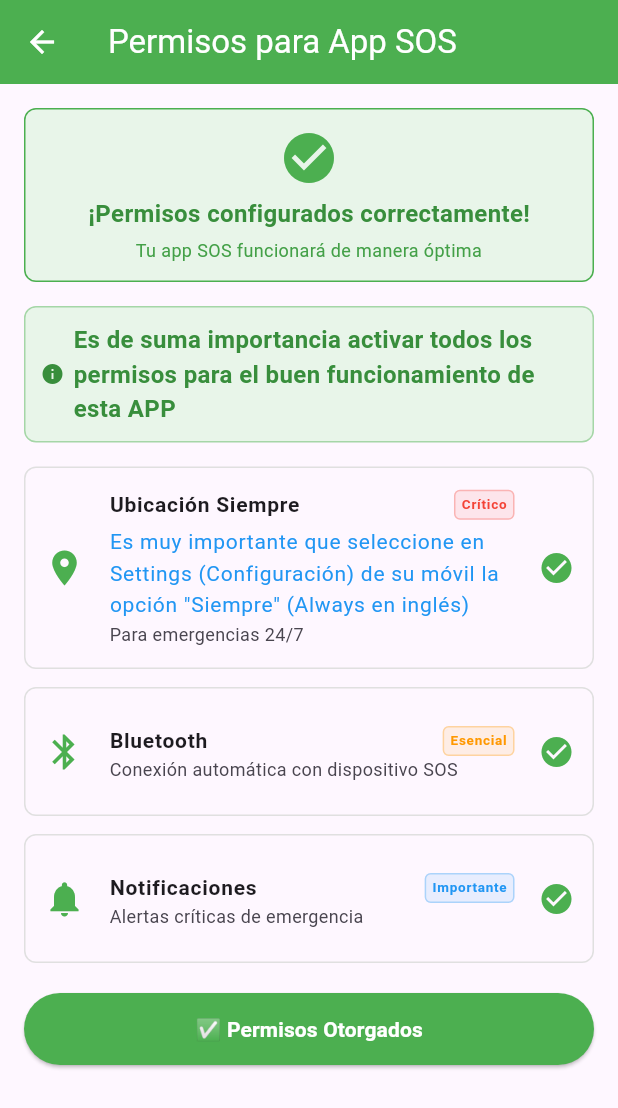
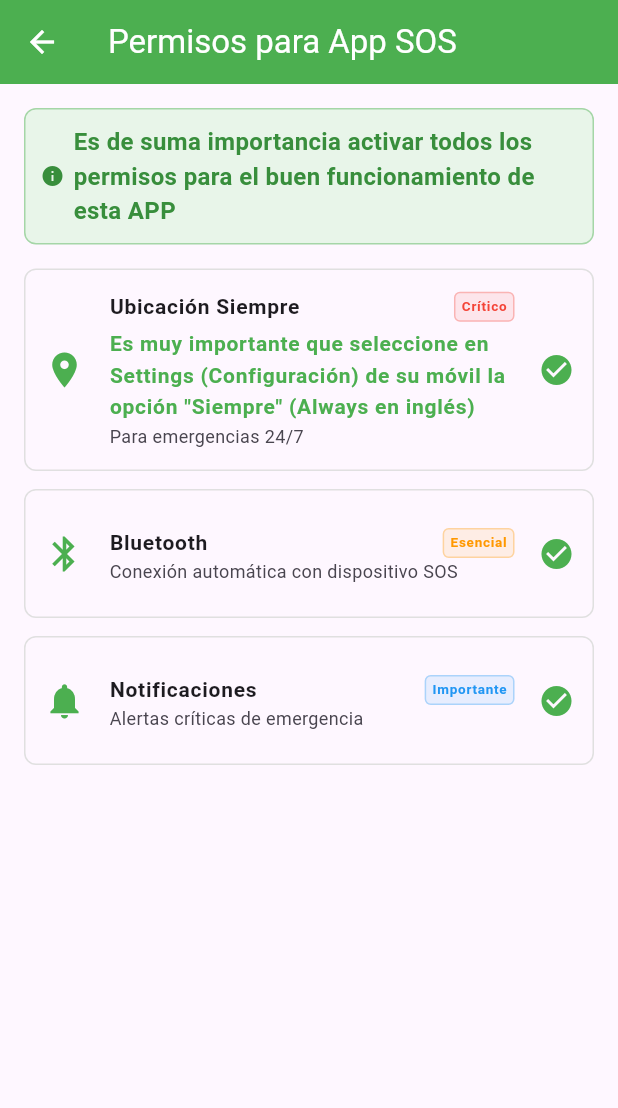
Before and after one commit to luigi105/ble-sos-ios, a Flutter app: the IOSPermissionGuidePage screen opened directly, on a phone screen of 412 x 824 dp. Shown: the top 1108 px of the screen. Run offline on Flutter 3.47's test engine with Material 3 defaults, Android fonts, the phone set to English and light mode, and no system bars; our stand-ins replace audioplayers, connectivity_plus, device_info_plus, flutter_blue_plus, flutter_local_notifications, geolocator and 2 more; missing offline and left inert: flutter_foreground_task; accounts and stored records are empty; project files that could hold a hidden picture were left out.

Commit message:
44 color changes

```diff
--- a/lib/ios_permission_guide.dart
+++ b/lib/ios_permission_guide.dart
@@ -1,7 +1,6 @@
 import 'package:flutter/material.dart';
 import 'package:permission_handler/permission_handler.dart';
 import 'dart:io';
-import 'dart:async'; // ✅ AGREGAR esta línea
 
 class IOSPermissionGuidePage extends StatefulWidget {
   const IOSPermissionGuidePage({super.key});
@@ -261,86 +260,7 @@ Widget build(BuildContext context) {
         child: Column(
           crossAxisAlignment: CrossAxisAlignment.start,
           children: [
-            // ✅ CAMBIO: Mostrar encuadre apropiado según estado
-            if (!allPermissionsGranted) ...[
-              // Mostrar encuadre de permisos pendientes
-              Container(
-                width: double.infinity,
-                padding: const EdgeInsets.all(12),
-                decoration: BoxDecoration(
-                  color: Colors.orange.shade50,
-                  borderRadius: BorderRadius.circular(8),
-                  border: Border.all(color: Colors.orange),
-                ),
-                child: Column(
-                  children: [
-                    Icon(
-                      Icons.warning,
-                      color: Colors.orange,
-                      size: 40,
-                    ),
-                    const SizedBox(height: 6),
-                    Text(
-                      "Permisos pendientes",
-                      style: TextStyle(
-                        fontSize: 16,
-                        fontWeight: FontWeight.bold,
-                        color: Colors.orange.shade700,
-                      ),
-                    ),
-                    const SizedBox(height: 4),
-                    Text(
-                      "iOS necesita configuraciones específicas",
-                      textAlign: TextAlign.center,
-                      style: TextStyle(
-                        fontSize: 12,
-                        color: Colors.orange.shade600,
-                      ),
-                    ),
-                  ],
-                ),
-              ),
-              const SizedBox(height: 16),
-            ] else ...[
-              // Mostrar encuadre de permisos completados
-              Container(
-                width: double.infinity,
-                padding: const EdgeInsets.all(12),
-                decoration: BoxDecoration(
-                  color: Colors.green.shade50,
-                  borderRadius: BorderRadius.circular(8),
-                  border: Border.all(color: Colors.green),
-                ),
-                child: Column(
-                  children: [
-                    Icon(
-                      Icons.check_circle,
-                      color: Colors.green,
-                      size: 40,
-                    ),
-                    const SizedBox(height: 6),
-                    Text(
-                      "¡Permisos configurados correctamente!",
-                      style: TextStyle(
-                        fontSize: 16,
-                        fontWeight: FontWeight.bold,
-                        color: Colors.green.shade700,
-                      ),
-                    ),
-                    const SizedBox(height: 4),
-                    Text(
-                      "Tu app SOS funcionará de manera óptima",
-                      textAlign: TextAlign.center,
-                      style: TextStyle(
-                        fontSize: 12,
-                        color: Colors.green.shade600,
-                      ),
-                    ),
-                  ],
-                ),
-              ),
-              const SizedBox(height: 16),
-            ],
+            // ✅ ELIMINADO: Todo el encuadre de "Permisos pendientes" / "Permisos configurados"
 
             // Información específica iOS
             Container(
@@ -412,33 +332,7 @@ Widget build(BuildContext context) {
               ),
             ],
 
-            const SizedBox(height: 20),
-
-            // ✅ CAMBIO: Botón dinámico según estado de permisos
-            SizedBox(
-              width: double.infinity,
-              child: ElevatedButton(
-                onPressed: () => Navigator.pop(context),
-                style: ElevatedButton.styleFrom(
-                  backgroundColor: allPermissionsGranted ? Colors.green : Colors.grey,
-                  foregroundColor: Colors.white,
-                  padding: const EdgeInsets.symmetric(vertical: 14),
-                ),
-                child: Text(
-                  allPermissionsGranted ? "✅ Permisos Otorgados" : "Configurar más tarde", // ✅ CAMBIO: Texto dinámico
-                  style: const TextStyle(fontSize: 14, fontWeight: FontWeight.bold),
-                ),
-              ),
-            ),
-
-            if (!allPermissionsGranted) ...[
-              const SizedBox(height: 8),
-              Text(
-                "💡 iOS funciona mejor con todas las configuraciones",
-                textAlign: TextAlign.center,
-                style: TextStyle(fontSize: 11, color: Colors.grey.shade600),
-              ),
-            ],
+            // ✅ ELIMINADO: Botón "Configurar más tarde" / "Permisos Otorgados" y texto adicional
 
             const SizedBox(height: 40),
           ],
@@ -511,9 +405,9 @@ Widget build(BuildContext context) {
             Text(
               extraText,
               style: const TextStyle(
-                fontSize: 14, // ✅ Mismo tamaño que el título
-                color: Colors.blue, // ✅ Color azul
-                fontWeight: FontWeight.normal,
+                fontSize: 14,
+                color: Colors.green, // ✅ CAMBIO: Verde en lugar de azul
+                fontWeight: FontWeight.bold, // ✅ CAMBIO: Bold agregado
               ),
             ),
           ],
--- a/lib/settings_page.dart
+++ b/lib/settings_page.dart
@@ -91,8 +91,6 @@ class SettingsPageState extends State<SettingsPage> {
     }
   }
 
-
-
 @override
 Widget build(BuildContext context) {
   return Scaffold(
@@ -116,7 +114,7 @@ Widget build(BuildContext context) {
             style: TextStyle(
               fontSize: 18,
               fontWeight: FontWeight.bold,
-              color: Platform.isIOS ? Colors.blue.shade700 : Colors.green.shade700,
+              color: Colors.green.shade700, // ✅ CAMBIO: Verde para todas las plataformas
             ),
           ),
           const SizedBox(height: 12),
@@ -221,7 +219,7 @@ Widget build(BuildContext context) {
             style: TextStyle(
               fontSize: 18,
               fontWeight: FontWeight.bold,
-              color: Platform.isIOS ? Colors.blue.shade700 : Colors.green.shade700,
+              color: Colors.green.shade700, // ✅ CAMBIO: Verde para todas las plataformas
             ),
           ),
           const SizedBox(height: 8),
@@ -332,7 +330,7 @@ Widget build(BuildContext context) {
             style: TextStyle(
               fontSize: 18,
               fontWeight: FontWeight.bold,
-              color: Platform.isIOS ? Colors.blue.shade700 : Colors.green.shade700,
+              color: Colors.green.shade700, // ✅ CAMBIO: Verde para todas las plataformas
             ),
           ),
           const SizedBox(height: 12),
@@ -554,7 +552,7 @@ Widget build(BuildContext context) {
         secondary: Icon(
           icon,
           color: value
-            ? (Platform.isIOS ? Colors.blue : Colors.green)
+            ? Colors.green // ✅ CAMBIO: Verde para todas las plataformas
             : Colors.grey,
           size: 28,
         ),
--- a/pubspec.yaml
+++ b/pubspec.yaml
@@ -16,7 +16,7 @@ publish_to: 'none' # Remove this line if you wish to publish to pub.dev
 # https://developer.apple.com/library/archive/documentation/General/Reference/InfoPlistKeyReference/Articles/CoreFoundationKeys.html
 # In Windows, build-name is used as the major, minor, and patch parts
 # of the product and file versions while build-number is used as the build suffix.
-version: 1.0.0+43
+version: 1.0.0+44
 
 environment:
 #  sdk: ">=3.0.0 <4.0.0"
```
